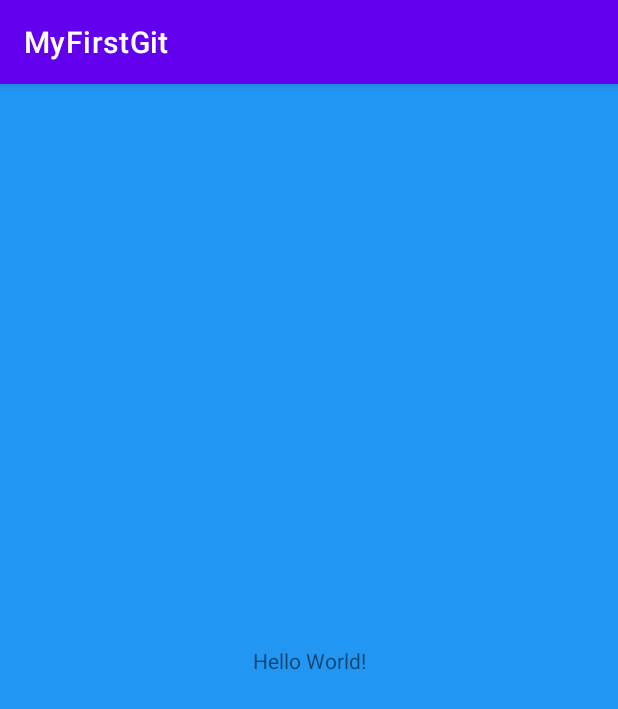
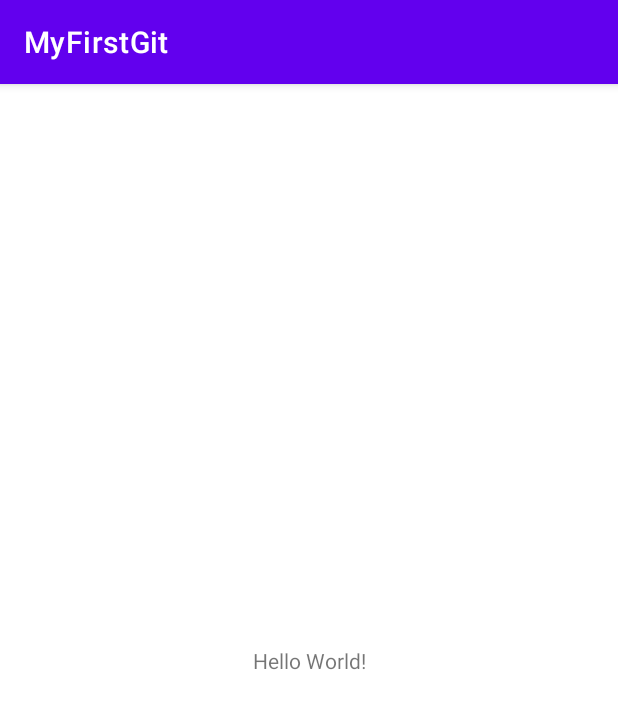
Before and after one commit to Dimadyuk/MyFirstGit, an Android app: the screen it shows after launch (MainActivity), on a phone screen of 412 x 824 dp. Shown: the top 709 px of the screen. Run offline under Robolectric (Android 15) with nearby library versions, the phone set to English and light mode, and no system bars.

Commit message:
change bg on default

```diff
--- a/app/src/main/res/layout/activity_main.xml
+++ b/app/src/main/res/layout/activity_main.xml
@@ -4,7 +4,6 @@
     xmlns:tools="http://schemas.android.com/tools"
     android:layout_width="match_parent"
     android:layout_height="match_parent"
-    android:background="#2196F3"
     tools:context=".MainActivity">
 
     <TextView
```
